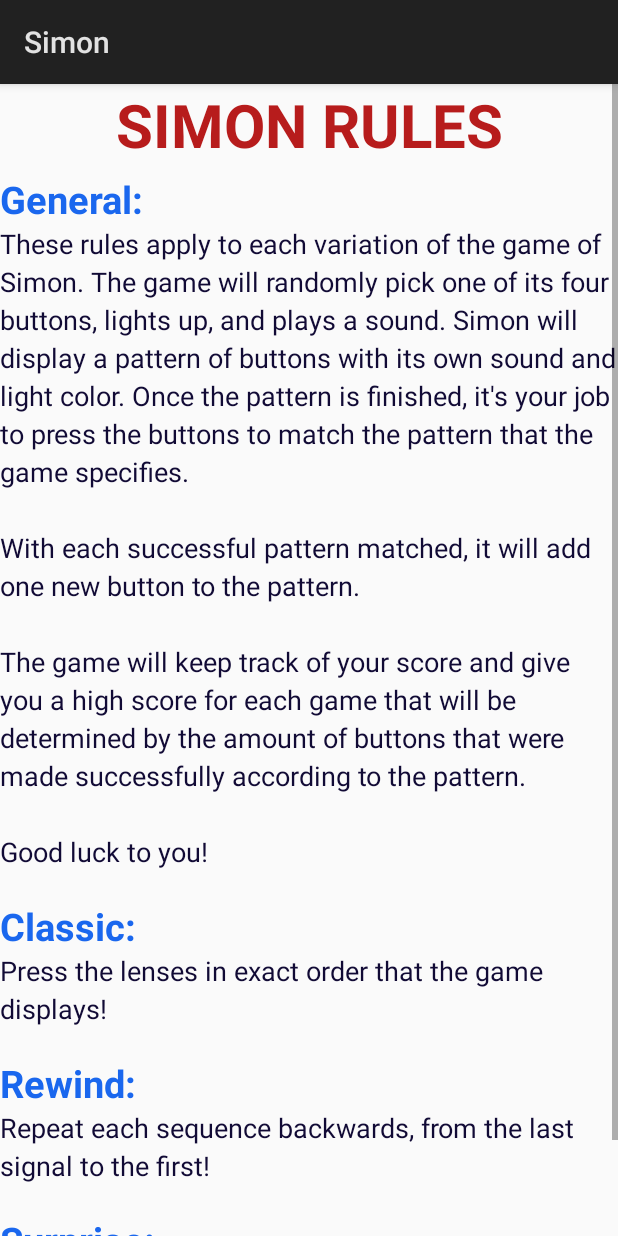
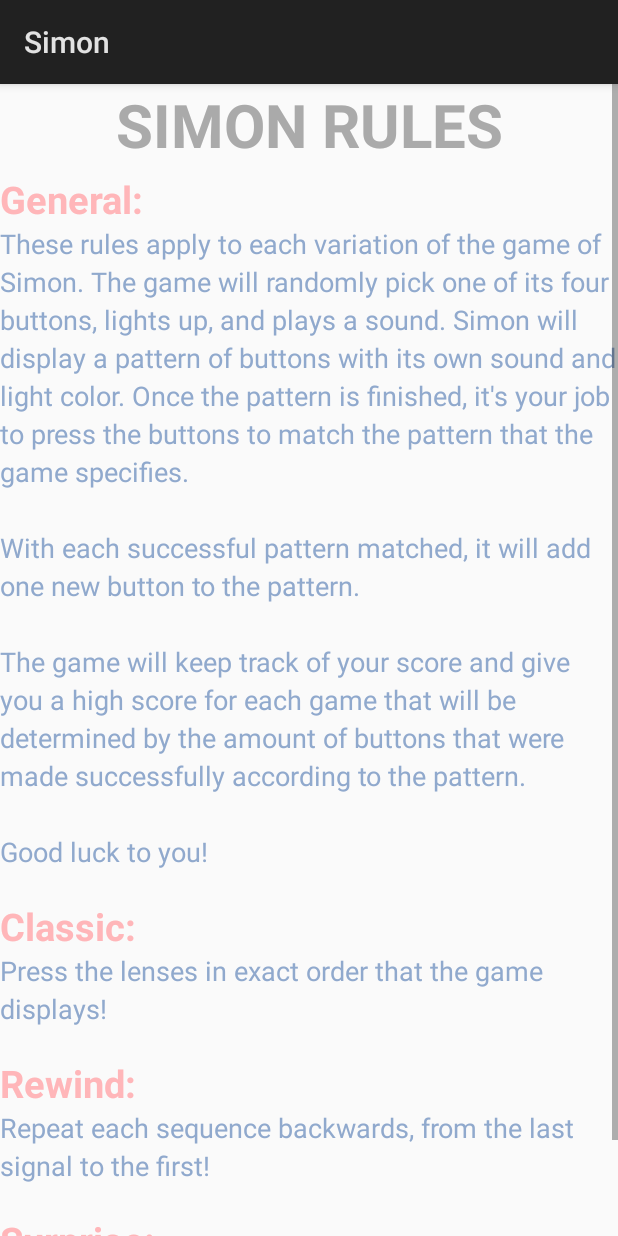
Before and after one commit to bnlake/SimonGame, an Android app: the RulesActivity screen opened directly, with no data from a screen before it, on a phone screen of 412 x 824 dp. Run offline under Robolectric (Android 15) with nearby library versions, the phone set to English and light mode, and no system bars.

Commit message:
Add property comments. Change text colors for consistent styling

```diff
--- a/app/src/main/java/com/csci4020/simon/ClassicSimon.java
+++ b/app/src/main/java/com/csci4020/simon/ClassicSimon.java
@@ -17,8 +17,10 @@ public class ClassicSimon extends Game
 {
 	// TODO NEED TO FIND A WAY TO STORE NECESSARY INFO FOR APP ROTATIONS
 
+    // The saved high score in SharedPreferences.
     private int savedHighScore;
 
+    // SharedPreferences key and preference name
     private String highScoreKey = "HIGHSCORE";
     private String highScorePref = "SHAREDPREFERENCE";
 
--- a/app/src/main/res/layout/activity_rules.xml
+++ b/app/src/main/res/layout/activity_rules.xml
@@ -26,7 +26,7 @@
                 android:text="Simon Rules"
                 android:textAlignment="center"
                 android:textAllCaps="true"
-                android:textColor="@color/btnRed"
+                android:textColor="@android:color/darker_gray"
                 android:textSize="40sp"
                 android:textStyle="bold"
                 tools:layout_editor_absoluteX="143dp"
@@ -46,7 +46,7 @@
                 android:layout_width="match_parent"
                 android:layout_height="wrap_content"
                 android:text="General:"
-                android:textColor="@color/btnBlue"
+                android:textColor="@color/colorPrimaryPink"
                 android:textSize="25sp"
                 android:textStyle="bold"
                 tools:layout_editor_absoluteX="0dp"
@@ -59,7 +59,7 @@
                 android:lineSpacingExtra="4sp"
                 android:paddingBottom="20dp"
                 android:text="@string/generalGameRules"
-                android:textColor="#110A35"
+                android:textColor="@color/colorPrimaryBlue"
                 android:textSize="18sp"
                 tools:layout_editor_absoluteX="0dp"
                 tools:layout_editor_absoluteY="151dp" />
@@ -69,7 +69,7 @@
                 android:layout_width="match_parent"
                 android:layout_height="wrap_content"
                 android:text="Classic:"
-                android:textColor="@color/btnBlue"
+                android:textColor="@color/colorPrimaryPink"
                 android:textSize="25sp"
                 android:textStyle="bold"
                 tools:layout_editor_absoluteX="0dp"
@@ -83,7 +83,7 @@
                 android:lineSpacingExtra="4sp"
                 android:paddingBottom="20dp"
                 android:text="@string/classicGameRules"
-                android:textColor="#110A35"
+                android:textColor="@color/colorPrimaryBlue"
                 android:textSize="18sp"
                 tools:layout_editor_absoluteX="0dp"
                 tools:layout_editor_absoluteY="151dp" />
@@ -94,7 +94,7 @@
                 android:layout_width="match_parent"
                 android:layout_height="wrap_content"
                 android:text="Rewind:"
-                android:textColor="@color/btnBlue"
+                android:textColor="@color/colorPrimaryPink"
                 android:textSize="25sp"
                 android:textStyle="bold"
                 tools:layout_editor_absoluteX="0dp"
@@ -108,7 +108,7 @@
                 android:lineSpacingExtra="4sp"
                 android:paddingBottom="20dp"
                 android:text="@string/rewindGameRules"
-                android:textColor="#110A35"
+                android:textColor="@color/colorPrimaryBlue"
                 android:textSize="18sp"
                 tools:layout_editor_absoluteX="0dp"
                 tools:layout_editor_absoluteY="151dp" />
@@ -119,7 +119,7 @@
                 android:layout_width="match_parent"
                 android:layout_height="wrap_content"
                 android:text="Surprise:"
-                android:textColor="@color/btnBlue"
+                android:textColor="@color/colorPrimaryPink"
                 android:textSize="25sp"
                 android:textStyle="bold"
                 tools:layout_editor_absoluteX="0dp"
@@ -132,7 +132,7 @@
                 android:layout_height="wrap_content"
                 android:lineSpacingExtra="4sp"
                 android:text="@string/surpriseGameRules"
-                android:textColor="#110A35"
+                android:textColor="@color/colorPrimaryBlue"
                 android:textSize="18sp"
                 tools:layout_editor_absoluteX="0dp"
                 tools:layout_editor_absoluteY="151dp" />
```
